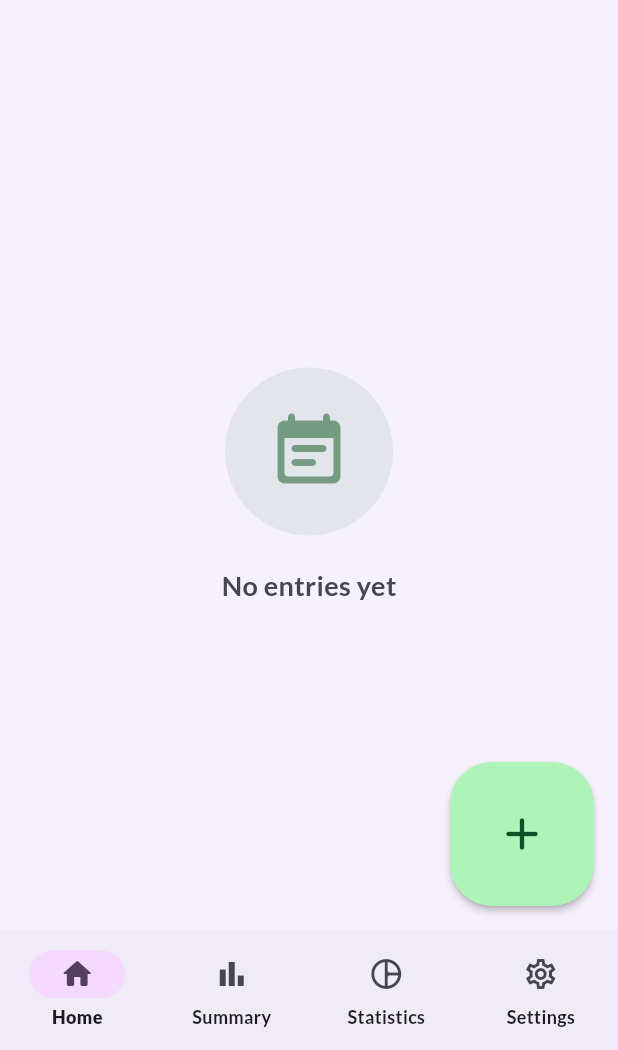
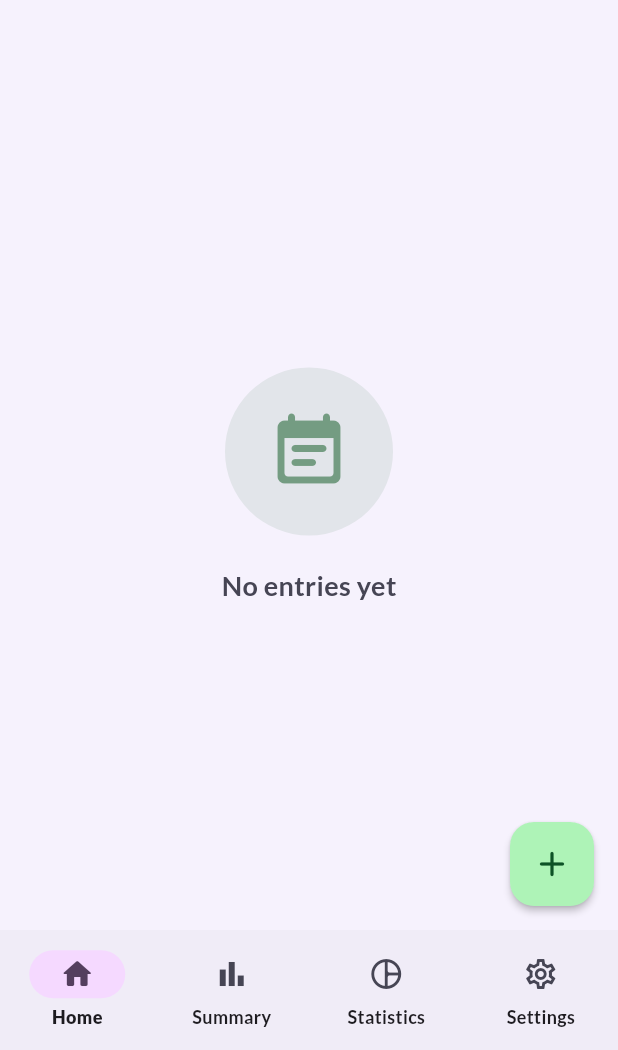
Before and after one commit to davidmenendez9901/time_register, a Flutter app: the screen it shows after launch, on a phone screen of 412 x 824 dp, the part 186-1236 px from its top. Run offline on Flutter 3.47's test engine with Material 3 defaults, Android fonts, the phone set to English and light mode, and no system bars; our stand-ins replace csv, cupertino_native_better, equatable, fl_chart, flutter_bloc, google_fonts and 4 more; missing offline and left inert: file_selector; accounts and stored records are empty.

Commit message:
fix: use the standard-size FAB on Android phones
The 96dp large FAB dominated the home screen; switch to the 56dp FAB
with Material 3's 16dp corner radius and shrink the bottom clearance
to match.

Co-Authored-By: Claude Opus 5.5 (1M context) <noreply@anthropic.com>

```diff
--- a/lib/core/theme/app_theme.dart
+++ b/lib/core/theme/app_theme.dart
@@ -211,11 +211,7 @@ class AppTheme {
         backgroundColor: scheme.primaryContainer,
         foregroundColor: scheme.onPrimaryContainer,
         elevation: 2,
-        largeSizeConstraints: const BoxConstraints.tightFor(
-          width: 96,
-          height: 96,
-        ),
-        shape: RoundedRectangleBorder(borderRadius: BorderRadius.circular(28)),
+        shape: RoundedRectangleBorder(borderRadius: BorderRadius.circular(16)),
       ),
       filledButtonTheme: FilledButtonThemeData(
         style: FilledButton.styleFrom(
--- a/lib/presentation/pages/home_content.dart
+++ b/lib/presentation/pages/home_content.dart
@@ -109,13 +109,13 @@ class _HomeContentState extends State<HomeContent> {
           final gutter = constraints.maxWidth > _maxContentWidth + 32
               ? (constraints.maxWidth - _maxContentWidth) / 2
               : 16.0;
-          // Leave room for the floating tab bar (iPhone) or the large FAB
+          // Leave room for the floating tab bar (iPhone) or the FAB
           // (Android phones); wide layouts have neither at the bottom.
           final bottomClearance = constraints.maxWidth >= 600
               ? 32.0
               : apple
               ? 150.0
-              : 120.0;
+              : 96.0;
 
           return BlocBuilder<TimeTrackingBloc, TimeTrackingState>(
             builder: (context, state) {
--- a/lib/presentation/pages/home_page.dart
+++ b/lib/presentation/pages/home_page.dart
@@ -254,10 +254,10 @@ class _HomePageState extends State<HomePage> {
     return Scaffold(
       body: pages,
       floatingActionButton: _selectedIndex == 0
-          ? FloatingActionButton.large(
+          ? FloatingActionButton(
               onPressed: _addEntry,
               tooltip: AppLocalizations.of(context)!.addWorkEntry,
-              child: const Icon(Icons.add_rounded, size: 36),
+              child: const Icon(Icons.add_rounded, size: 28),
             )
           : null,
       bottomNavigationBar: NavigationBar(
```
